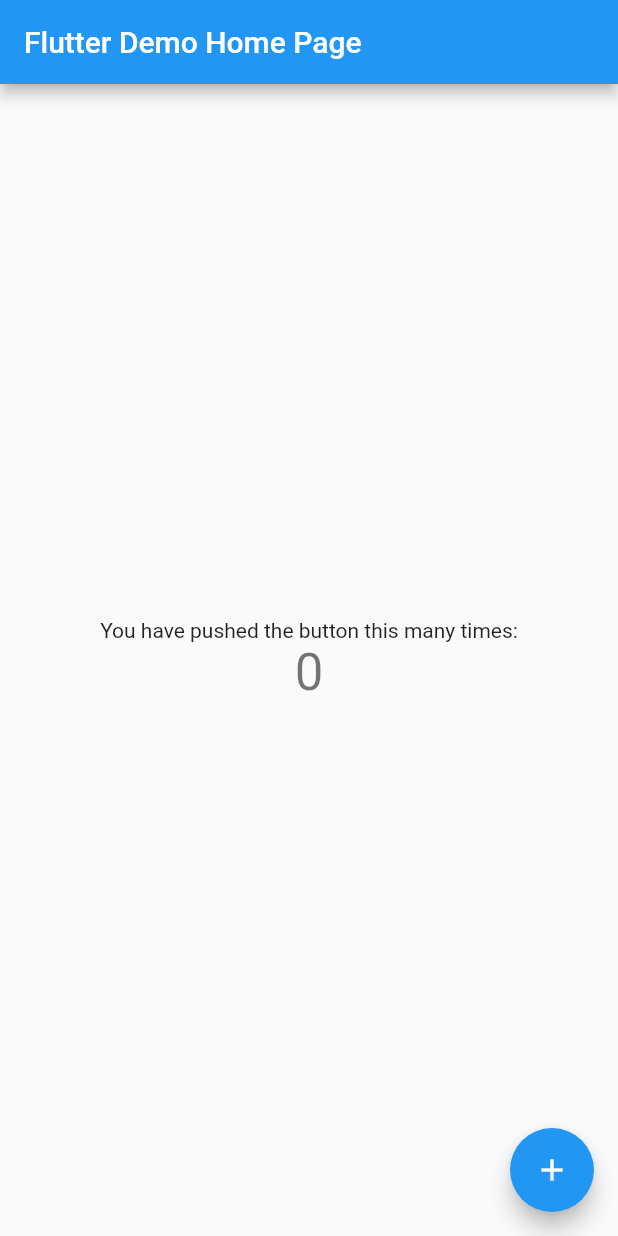
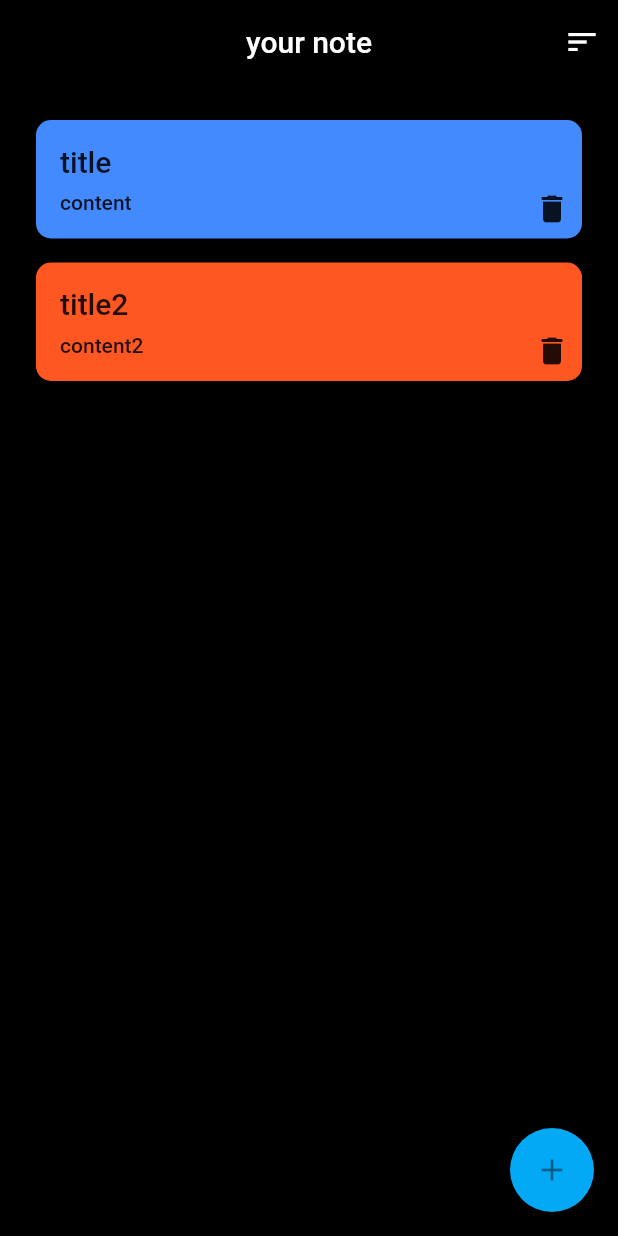
Before and after one commit to wogks/note_re, a Flutter app: the screen it shows after launch, on a phone screen of 412 x 824 dp. Run offline on Flutter 3.47's test engine with Material 2 defaults, Android fonts, the light colour scheme and no system bars; our stand-ins replace freezed_annotation, sqflite; accounts and stored records are empty.

Commit message:
Feat: 첫번째 ui

```diff
--- a/lib/data/repository/note_repository_imple.dart
+++ b/lib/data/repository/note_repository_imple.dart
@@ -0,0 +1,35 @@
+import 'package:note_re/domain/model/note.dart';
+import 'package:note_re/domain/repository/note_repository.dart';
+
+import '../data_source/note_db.dart';
+
+class NoteRepositoryImple implements NoteRepository {
+  final NoteDb db;
+
+  NoteRepositoryImple(this.db);
+
+  @override
+  Future<void> deleteNote(Note note) async {
+    await db.deleteNote(note);
+  }
+
+  @override
+  Future<Note?> getNoteById(int id) async {
+    return await db.getNoteById(id);
+  }
+
+  @override
+  Future<List<Note>> getNotes() async {
+    return await db.getNotes();
+  }
+
+  @override
+  Future<void> insertNote(Note note) async {
+    await db.insertNote(note);
+  }
+
+  @override
+  Future<void> updateNote(Note note) async {
+    await db.updateNote(note);
+  }
+}
--- a/lib/domain/repository/note_repository.dart
+++ b/lib/domain/repository/note_repository.dart
@@ -0,0 +1,13 @@
+import 'package:note_re/domain/model/note.dart';
+
+abstract class NoteRepository {
+  Future<List<Note>> getNotes();
+
+  Future<Note?> getNoteById(int id);
+
+  Future<void> insertNote(Note note);
+
+  Future<void> updateNote(Note note);
+
+  Future<void> deleteNote(Note note);
+}
--- a/lib/domain/use_case/add_note.dart
+++ b/lib/domain/use_case/add_note.dart
@@ -0,0 +1,13 @@
+import 'package:note_re/domain/repository/note_repository.dart';
+
+import '../model/note.dart';
+
+class AddNote {
+  final NoteRepository repository;
+
+  AddNote(this.repository);
+
+  Future<void> call(Note note) async {
+    await repository.insertNote(note);
+  }
+}
--- a/lib/domain/use_case/delete_notes.dart
+++ b/lib/domain/use_case/delete_notes.dart
@@ -0,0 +1,11 @@
+import 'package:note_re/domain/model/note.dart';
+import 'package:note_re/domain/repository/note_repository.dart';
+
+class DeleteNote {
+  final NoteRepository repository;
+
+  DeleteNote(this.repository);
+  Future<void> call(Note note) async {
+    await repository.deleteNote(note);
+  }
+}
--- a/lib/domain/use_case/get_notes.dart
+++ b/lib/domain/use_case/get_notes.dart
@@ -0,0 +1,13 @@
+import 'package:note_re/domain/repository/note_repository.dart';
+
+import '../model/note.dart';
+
+class GetNotes {
+  final NoteRepository repository;
+
+  GetNotes(this.repository);
+  Future<List<Note>> call() async {
+    List<Note> notes = await repository.getNotes();
+    return notes;
+  }
+}
--- a/lib/domain/use_case/update_note.dart
+++ b/lib/domain/use_case/update_note.dart
@@ -0,0 +1,13 @@
+import 'package:note_re/domain/repository/note_repository.dart';
+
+import '../model/note.dart';
+
+class UpdateNote {
+  final NoteRepository repository;
+
+  UpdateNote(this.repository);
+
+  Future<void> call(Note note) async {
+    await repository.updateNote(note);
+  }
+}
--- a/lib/main.dart
+++ b/lib/main.dart
@@ -1,4 +1,6 @@
 import 'package:flutter/material.dart';
+import 'package:note_re/presentation/notes/notes_screen.dart';
+import 'package:note_re/ui/colors.dart';
 
 void main() {
   runApp(const MyApp());
@@ -13,103 +15,18 @@
     return MaterialApp(
       title: 'Flutter Demo',
       theme: ThemeData(
-        // This is the theme of your application.
-        //
-        // Try running your application with "flutter run". You'll see the
-        // application has a blue toolbar. Then, without quitting the app, try
-        // changing the primarySwatch below to Colors.green and then invoke
-        // "hot reload" (press "r" in the console where you ran "flutter run",
-        // or simply save your changes to "hot reload" in a Flutter IDE).
-        // Notice that the counter didn't reset back to zero; the application
-        // is not restarted.
-        primarySwatch: Colors.blue,
+        primaryColor: Colors.white,
+        canvasColor: Colors.black,
+        floatingActionButtonTheme:
+            Theme.of(context).floatingActionButtonTheme.copyWith(
+                  backgroundColor: lightBlue,
+                  foregroundColor: darkGrey,
+                ),
+        appBarTheme: Theme.of(context).appBarTheme.copyWith(
+              backgroundColor: darkGrey,
+            ),
       ),
-      home: const MyHomePage(title: 'Flutter Demo Home Page'),
+      home: const NotesScreen(),
     );
   }
 }
-
-class MyHomePage extends StatefulWidget {
-  const MyHomePage({super.key, required this.title});
-
-  // This widget is the home page of your application. It is stateful, meaning
-  // that it has a State object (defined below) that contains fields that affect
-  // how it looks.
-
-  // This class is the configuration for the state. It holds the values (in this
-  // case the title) provided by the parent (in this case the App widget) and
-  // used by the build method of the State. Fields in a Widget subclass are
-  // always marked "final".
-
-  final String title;
-
-  @override
-  State<MyHomePage> createState() => _MyHomePageState();
-}
-
-class _MyHomePageState extends State<MyHomePage> {
-  int _counter = 0;
-
-  void _incrementCounter() {
-    setState(() {
-      // This call to setState tells the Flutter framework that something has
-      // changed in this State, which causes it to rerun the build method below
-      // so that the display can reflect the updated values. If we changed
-      // _counter without calling setState(), then the build method would not be
-      // called again, and so nothing would appear to happen.
-      _counter++;
-    });
-  }
-
-  @override
-  Widget build(BuildContext context) {
-    // This method is rerun every time setState is called, for instance as done
-    // by the _incrementCounter method above.
-    //
-    // The Flutter framework has been optimized to make rerunning build methods
-    // fast, so that you can just rebuild anything that needs updating rather
-    // than having to individually change instances of widgets.
-    return Scaffold(
-      appBar: AppBar(
-        // Here we take the value from the MyHomePage object that was created by
-        // the App.build method, and use it to set our appbar title.
-        title: Text(widget.title),
-      ),
-      body: Center(
-        // Center is a layout widget. It takes a single child and positions it
-        // in the middle of the parent.
-        child: Column(
-          // Column is also a layout widget. It takes a list of children and
-          // arranges them vertically. By default, it sizes itself to fit its
-          // children horizontally, and tries to be as tall as its parent.
-          //
-          // Invoke "debug painting" (press "p" in the console, choose the
-          // "Toggle Debug Paint" action from the Flutter Inspector in Android
-          // Studio, or the "Toggle Debug Paint" command in Visual Studio Code)
-          // to see the wireframe for each widget.
-          //
-          // Column has various properties to control how it sizes itself and
-          // how it positions its children. Here we use mainAxisAlignment to
-          // center the children vertically; the main axis here is the vertical
-          // axis because Columns are vertical (the cross axis would be
-          // horizontal).
-          mainAxisAlignment: MainAxisAlignment.center,
-          children: <Widget>[
-            const Text(
-              'You have pushed the button this many times:',
-            ),
-            Text(
-              '$_counter',
-              style: Theme.of(context).textTheme.headline4,
-            ),
-          ],
-        ),
-      ),
-      floatingActionButton: FloatingActionButton(
-        onPressed: _incrementCounter,
-        tooltip: 'Increment',
-        child: const Icon(Icons.add),
-      ), // This trailing comma makes auto-formatting nicer for build methods.
-    );
-  }
-}
--- a/lib/presentation/add_edit_note/add_note_view_model.dart
+++ b/lib/presentation/add_edit_note/add_note_view_model.dart
@@ -0,0 +1,44 @@
+import 'package:flutter/material.dart';
+import 'package:note_re/domain/model/note.dart';
+import 'package:note_re/domain/repository/note_repository.dart';
+import 'package:note_re/presentation/add_edit_note/add_edit_note_event.dart';
+
+class AddEditNoteViewModel with ChangeNotifier {
+  final NoteRepository repository;
+
+  int _color = Colors.orange.value;
+  int get color => _color;
+
+  AddEditNoteViewModel(this.repository);
+
+  void onEvent(AddEditNoteEvent event) {
+    event.when(changeColor: _changeColor, saveNote: _saveNote);
+  }
+
+  Future<void> _changeColor(int color) async {
+    color = _color;
+    notifyListeners();
+  }
+
+  Future<void> _saveNote(int? id, String title, String content) async {
+    if (id == null) {
+      await repository.insertNote(
+        Note(
+          title: title,
+          content: content,
+          color: _color,
+          timestamp: DateTime.now().millisecondsSinceEpoch,
+        ),
+      );
+    } else {
+      await repository.updateNote(
+        Note(
+          title: title,
+          content: content,
+          color: _color,
+          timestamp: DateTime.now().millisecondsSinceEpoch,
+        ),
+      );
+    }
+  }
+}
--- /dev/null
+++ b/lib/presentation/notes/components/note_item.dart
@@ -0,0 +1,50 @@
+import 'package:flutter/material.dart';
+
+import '../../../domain/model/note.dart';
+
+class NoteItem extends StatelessWidget {
+  const NoteItem({super.key, required this.note});
+  final Note note;
+
+  @override
+  Widget build(BuildContext context) {
+    return Padding(
+      padding: const EdgeInsets.all(8.0),
+      child: Stack(
+        children: [
+          Container(
+            width: double.infinity,
+            padding: const EdgeInsets.all(16),
+            decoration: BoxDecoration(
+              borderRadius: BorderRadius.circular(10),
+              color: Color(note.color),
+            ),
+            child: Column(
+              crossAxisAlignment: CrossAxisAlignment.start,
+              children: [
+                Text(
+                  note.title,
+                  style: Theme.of(context).textTheme.headline6,
+                  maxLines: 1,
+                  overflow: TextOverflow.ellipsis,
+                ),
+                const SizedBox(height: 8),
+                Text(
+                  note.content,
+                  style: Theme.of(context).textTheme.bodyText1,
+                  maxLines: 3,
+                  overflow: TextOverflow.ellipsis,
+                ),
+              ],
+            ),
+          ),
+          const Positioned(
+            bottom: 8,
+            right: 8,
+            child:  Icon(Icons.delete),
+          )
+        ],
+      ),
+    );
+  }
+}
--- /dev/null
+++ b/lib/presentation/notes/notes_screen.dart
@@ -0,0 +1,53 @@
+import 'package:flutter/material.dart';
+import 'package:note_re/domain/model/note.dart';
+import 'package:note_re/ui/colors.dart';
+
+import 'components/note_item.dart';
+
+class NotesScreen extends StatelessWidget {
+  const NotesScreen({super.key});
+
+  @override
+  Widget build(BuildContext context) {
+    return Scaffold(
+      appBar: AppBar(
+        centerTitle: true,
+        title: const Text(
+          'your note',
+          style: TextStyle(color: Colors.white),
+        ),
+        actions: [
+          IconButton(
+            onPressed: () {},
+            icon: const Icon(Icons.sort),
+          ),
+        ],
+      ),
+      floatingActionButton: FloatingActionButton(
+        onPressed: () {},
+        child: const Icon(Icons.add),
+      ),
+      body: Padding(
+        padding: const EdgeInsets.all(16.0),
+        child: ListView(
+          children: [
+            NoteItem(
+              note: Note(
+                  title: 'title',
+                  content: 'content',
+                  color: wisteria.value,
+                  timestamp: 1),
+            ),
+            NoteItem(
+              note: Note(
+                  title: 'title2',
+                  content: 'content2',
+                  color: skyBlue.value,
+                  timestamp: 2),
+            ),
+          ],
+        ),
+      ),
+    );
+  }
+}
--- /dev/null
+++ b/lib/ui/colors.dart
@@ -0,0 +1,9 @@
+import 'package:flutter/material.dart';
+
+const roseBud = Colors.accents;
+const primrose = Colors.amber;
+const wisteria = Colors.blueAccent;
+const skyBlue = Colors.deepOrange;
+const illusion = Colors.redAccent;
+const darkGrey = Colors.black45;
+const lightBlue = Colors.lightBlue;
```
Also changed, not shown: lib/domain/use_case/get_note.dart (+13 -0 lines), lib/presentation/notes/notes_view_model.dart (+45 -0 lines), lib/domain/model/note.g.dart, lib/presentation/notes/notes_state.g.dart.
